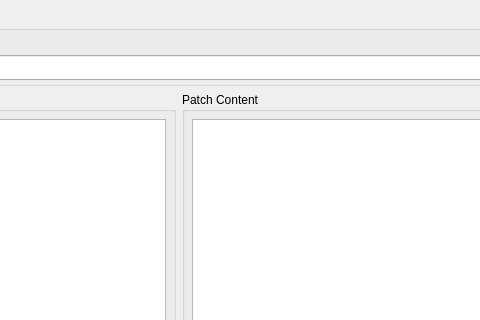
Qt form PatcherGui/InstallerWidget.ui (mxprshn/databasePatcherGUI) before a commit; both pictures show x 254 to 734 and y 0 to 320 of the 865 by 688 pixel window.
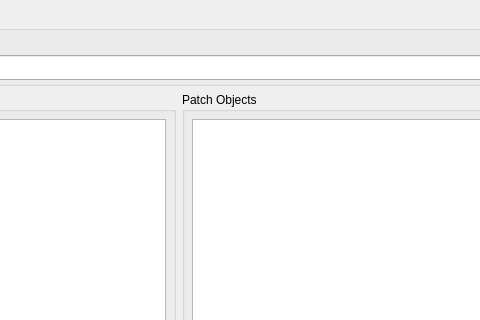
The same form after that commit. Icons and pictures are not drawn. Custom widgets are drawn as their Qt base class.

What changed in the file:
```diff
--- a/PatcherGui/InstallerWidget.ui
+++ b/PatcherGui/InstallerWidget.ui
@@ -164,7 +164,7 @@
    <item row="1" column="1">
     <widget class="QGroupBox" name="patchContentGroupBox">
      <property name="title">
-      <string>Patch Content</string>
+      <string>Patch Objects</string>
      </property>
      <property name="flat">
       <bool>true</bool>
```
Left out of the diff: 2 changed lines with no effect on the pictures.
